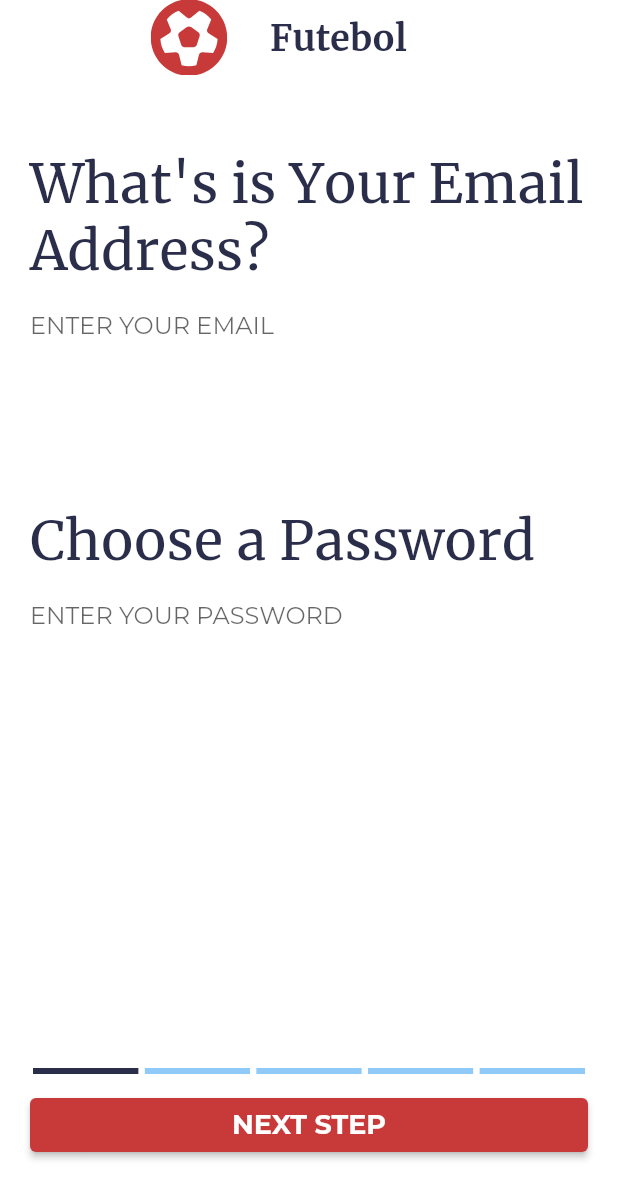
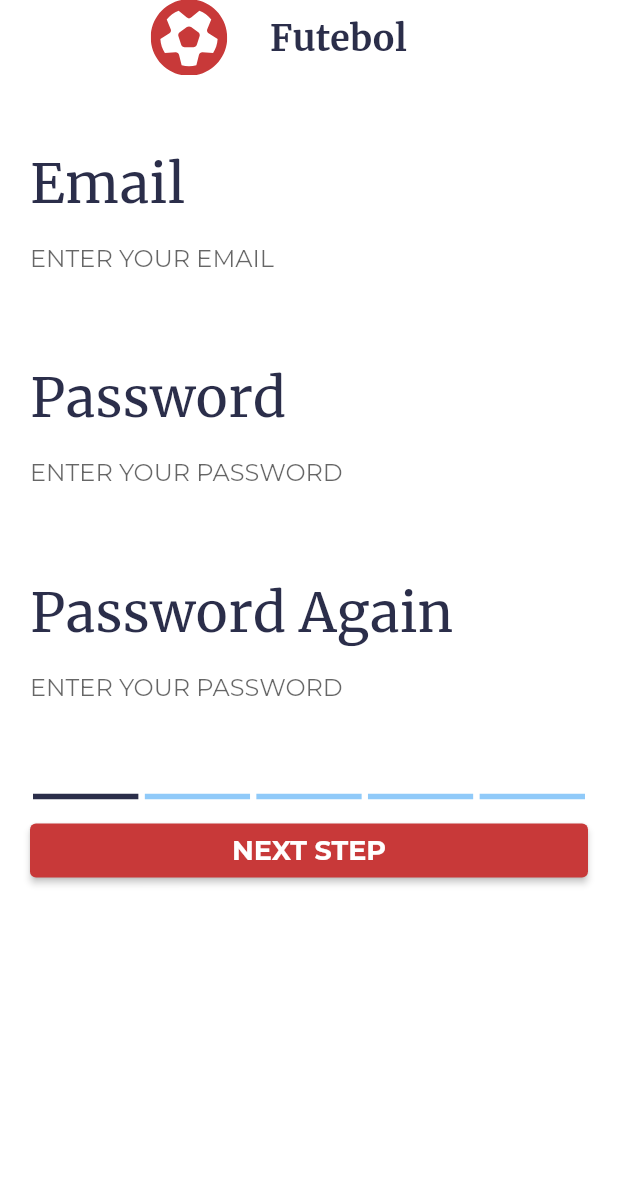
Before and after one commit to sinhhungwin/futebool, a Flutter app: the screen it shows after launch, after a tap on "NEXT STEP", on a phone screen of 412 x 824 dp. Shown: the top 1199 px of the screen. Run offline on Flutter 3.47's test engine with Material 2 defaults, Android fonts, the phone set to English and light mode, and no system bars; drawn by our look-alikes of step_progress_indicator; our stand-ins replace equatable, firebase_auth, firebase_core, firebase_storage, flutter_svg, get_it and 2 more; accounts and stored records are empty; project files that could hold a hidden picture were left out.

Commit message:
Update Onboarding Screen 1 - Email

```diff
--- a/lib/screens/onboarding/screen1_email.dart
+++ b/lib/screens/onboarding/screen1_email.dart
@@ -25,6 +25,7 @@ class Email extends StatelessWidget {
           case ViewState.retrieved:
             return Padding(
               padding: const EdgeInsets.symmetric(horizontal: 20, vertical: 50),
+              child: SingleChildScrollView(
                 child: Column(
                   mainAxisAlignment: MainAxisAlignment.spaceBetween,
                   children: [
@@ -33,24 +34,37 @@ class Email extends StatelessWidget {
                       crossAxisAlignment: CrossAxisAlignment.start,
                       children: [
                         CustomTextHeader(
-                          tabController: tabController,
-                          text: "What's is Your Email Address?"),
+                            tabController: tabController, text: "Email"),
                         CustomTextField(
                             tabController: tabController,
                             text: "ENTER YOUR EMAIL",
                             controller: model.emailController),
                         const SizedBox(
-                        height: 100,
+                          height: 50,
                         ),
                         CustomTextHeader(
-                          tabController: tabController,
-                          text: "Choose a Password"),
+                            tabController: tabController, text: "Password"),
                         CustomTextField(
                             tabController: tabController,
                             text: "ENTER YOUR PASSWORD ",
                             obscureText: true,
                             controller: model.passwordController),
+                        const SizedBox(
+                          height: 50,
+                        ),
+                        CustomTextHeader(
+                            tabController: tabController,
+                            text: "Password Again"),
+                        CustomTextField(
+                            tabController: tabController,
+                            text: "ENTER YOUR PASSWORD ",
+                            obscureText: true,
+                            controller: model.verifiedPasswordController),
                       ],
+                    ),
+
+                    const SizedBox(
+                      height: 50,
                     ),
 
                     // To next onboarding screen
@@ -68,11 +82,13 @@ class Email extends StatelessWidget {
                         CustomButton(
                           tabController: tabController,
                           title: 'Next Step',
-                        onPressed: () => model.registerWithEmail(tabController),
+                          onPressed: () =>
+                              model.registerWithEmail(tabController, context),
                         ),
                       ],
                     )
                   ],
+                ),
               ),
             );
           case ViewState.error:
```
Also changed, not shown: lib/scoped_models/onboarding/email_model.dart (+20 -3 lines). Lines whose indentation alone changed are shown as unchanged.
